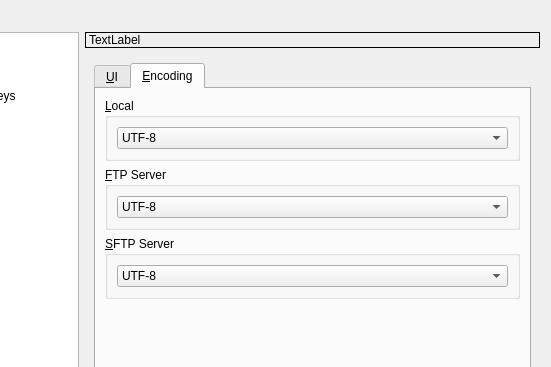
The window that src/globaloptionsdialog.ui (kitech/nullfxp) describes before a commit, drawn with Qt 5; both pictures show x 82 to 633 and y 0 to 367 of the 633 by 553 pixel window.
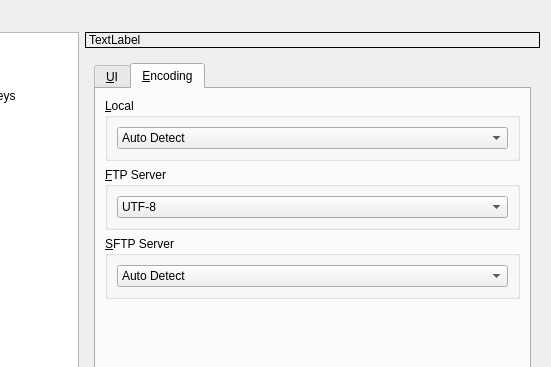
The same window after the commit. The open tabs and pages were chosen to show the change. Icons and pictures are not drawn.

Commit message: option encoding new item: auto detect

```diff
--- a/src/globaloptionsdialog.ui
+++ b/src/globaloptionsdialog.ui
@@ -330,6 +330,11 @@
                  <layout class="QHBoxLayout" name="horizontalLayout_5">
                   <item>
                    <widget class="QComboBox" name="comboBox">
+                    <item>
+                     <property name="text">
+                      <string>Auto Detect</string>
+                     </property>
+                    </item>
                     <item>
                      <property name="text">
                       <string>UTF-8</string>
@@ -396,6 +401,11 @@
                  <layout class="QHBoxLayout" name="horizontalLayout_7">
                   <item>
                    <widget class="QComboBox" name="comboBox_3">
+                    <item>
+                     <property name="text">
+                      <string>Auto Detect</string>
+                     </property>
+                    </item>
                     <item>
                      <property name="text">
                       <string>UTF-8</string>
```
Left out of the diff: 5 changed lines with no effect on the pictures. The commit also changes 1 other file.
